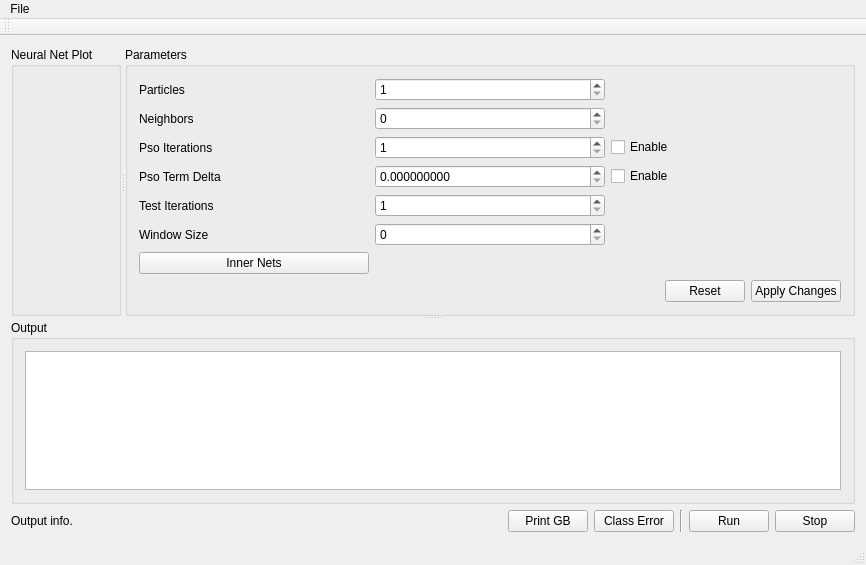
This is frontend/mainwindow.ui in wboler05/pso_neural_net as Qt 5 draws it before an edit. The edited form follows.
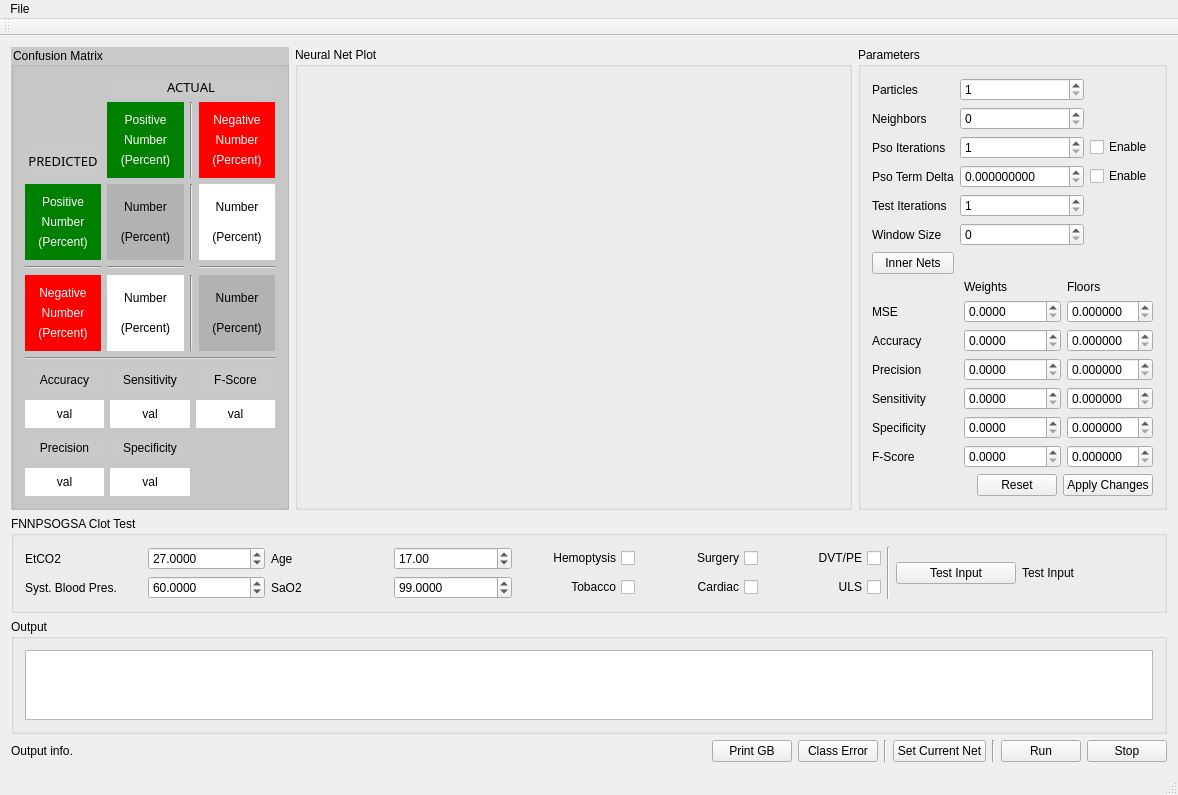
This is the edited form. Custom widgets are drawn as their Qt base class.

Commit message: Tweaked parameters.  Added ability to visually see confusion table.

```diff
--- a/frontend/mainwindow.ui
+++ b/frontend/mainwindow.ui
@@ -6,34 +6,579 @@
    <rect>
     <x>0</x>
     <y>0</y>
-    <width>866</width>
-    <height>565</height>
+    <width>1178</width>
+    <height>780</height>
    </rect>
   </property>
   <property name="windowTitle">
    <string>MainWindow</string>
   </property>
   <widget class="QWidget" name="centralWidget">
-   <layout class="QVBoxLayout" name="verticalLayout_4">
+   <layout class="QVBoxLayout" name="verticalLayout_14">
     <item>
-     <widget class="QSplitter" name="splitter_2">
-      <property name="orientation">
-       <enum>Qt::Vertical</enum>
-      </property>
-      <widget class="QSplitter" name="splitter">
-       <property name="orientation">
-        <enum>Qt::Horizontal</enum>
-       </property>
+     <layout class="QHBoxLayout" name="horizontalLayout_5" stretch="5,10,2">
+      <item>
+       <widget class="QGroupBox" name="groupBox_2">
+        <property name="styleSheet">
+         <string notr="true">background-color: #c9c9c9</string>
+        </property>
+        <property name="title">
+         <string>Confusion Matrix</string>
+        </property>
+        <layout class="QVBoxLayout" name="verticalLayout_13">
+         <item>
+          <layout class="QGridLayout" name="gridLayout_5">
+           <item row="1" column="1" rowspan="2">
+            <widget class="QWidget" name="widget_8" native="true">
+             <property name="styleSheet">
+              <string notr="true">background-color: green</string>
+             </property>
+             <layout class="QVBoxLayout" name="verticalLayout">
+              <item>
+               <widget class="QLabel" name="label_21">
+                <property name="styleSheet">
+                 <string notr="true">color: white</string>
+                </property>
+                <property name="text">
+                 <string>Positive</string>
+                </property>
+                <property name="alignment">
+                 <set>Qt::AlignCenter</set>
+                </property>
+               </widget>
+              </item>
+              <item>
+               <widget class="QLabel" name="actPosNum_lbl">
+                <property name="styleSheet">
+                 <string notr="true">color: white</string>
+                </property>
+                <property name="text">
+                 <string>Number</string>
+                </property>
+                <property name="alignment">
+                 <set>Qt::AlignCenter</set>
+                </property>
+               </widget>
+              </item>
+              <item>
+               <widget class="QLabel" name="actPosPerc_lbl">
+                <property name="styleSheet">
+                 <string notr="true">color: white</string>
+                </property>
+                <property name="text">
+                 <string>(Percent)</string>
+                </property>
+                <property name="alignment">
+                 <set>Qt::AlignCenter</set>
+                </property>
+               </widget>
+              </item>
+             </layout>
+            </widget>
+           </item>
+           <item row="4" column="3">
+            <widget class="Line" name="line_11">
+             <property name="orientation">
+              <enum>Qt::Horizontal</enum>
+             </property>
+            </widget>
+           </item>
+           <item row="4" column="1">
+            <widget class="Line" name="line_10">
+             <property name="orientation">
+              <enum>Qt::Horizontal</enum>
+             </property>
+            </widget>
+           </item>
+           <item row="3" column="2">
+            <widget class="Line" name="line_8">
+             <property name="orientation">
+              <enum>Qt::Vertical</enum>
+             </property>
+            </widget>
+           </item>
+           <item row="2" column="0">
+            <widget class="QLabel" name="label_19">
+             <property name="font">
+              <font>
+               <family>MS Reference Sans Serif</family>
+               <pointsize>10</pointsize>
+              </font>
+             </property>
+             <property name="layoutDirection">
+              <enum>Qt::LeftToRight</enum>
+             </property>
+             <property name="text">
+              <string>PREDICTED</string>
+             </property>
+             <property name="alignment">
+              <set>Qt::AlignCenter</set>
+             </property>
+            </widget>
+           </item>
+           <item row="5" column="2">
+            <widget class="Line" name="line_9">
+             <property name="orientation">
+              <enum>Qt::Vertical</enum>
+             </property>
+            </widget>
+           </item>
+           <item row="4" column="0">
+            <widget class="Line" name="line_4">
+             <property name="orientation">
+              <enum>Qt::Horizontal</enum>
+             </property>
+            </widget>
+           </item>
+           <item row="5" column="1">
+            <widget class="QWidget" name="widget_22" native="true">
+             <property name="styleSheet">
+              <string notr="true">background-color:white</string>
+             </property>
+             <layout class="QVBoxLayout" name="verticalLayout_11">
+              <item>
+               <widget class="QLabel" name="falseNegNum_lbl">
+                <property name="text">
+                 <string>Number</string>
+                </property>
+                <property name="alignment">
+                 <set>Qt::AlignCenter</set>
+                </property>
+               </widget>
+              </item>
+              <item>
+               <widget class="QLabel" name="falseNegPerc_lbl">
+                <property name="text">
+                 <string>(Percent)</string>
+                </property>
+                <property name="alignment">
+                 <set>Qt::AlignCenter</set>
+                </property>
+               </widget>
+              </item>
+             </layout>
+            </widget>
+           </item>
+           <item row="3" column="3">
+            <widget class="QWidget" name="widget_21" native="true">
+             <property name="styleSheet">
+              <string notr="true">background-color:white</string>
+             </property>
+             <layout class="QVBoxLayout" name="verticalLayout_10">
+              <item>
+               <widget class="QLabel" name="falsePosNum_lbl">
+                <property name="text">
+                 <string>Number</string>
+                </property>
+                <property name="alignment">
+                 <set>Qt::AlignCenter</set>
+                </property>
+               </widget>
+              </item>
+              <item>
+               <widget class="QLabel" name="falsePosPerc_lbl">
+                <property name="text">
+                 <string>(Percent)</string>
+                </property>
+                <property name="alignment">
+                 <set>Qt::AlignCenter</set>
+                </property>
+               </widget>
+              </item>
+             </layout>
+            </widget>
+           </item>
+           <item row="5" column="3">
+            <widget class="QWidget" name="widget_23" native="true">
+             <property name="styleSheet">
+              <string notr="true">background-color: #B2B2B2</string>
+             </property>
+             <layout class="QVBoxLayout" name="verticalLayout_12">
+              <item>
+               <widget class="QLabel" name="trueNegNum_lbl">
+                <property name="text">
+                 <string>Number</string>
+                </property>
+                <property name="alignment">
+                 <set>Qt::AlignCenter</set>
+                </property>
+               </widget>
+              </item>
+              <item>
+               <widget class="QLabel" name="trueNegPerc_lbl">
+                <property name="text">
+                 <string>(Percent)</string>
+                </property>
+                <property name="alignment">
+                 <set>Qt::AlignCenter</set>
+                </property>
+               </widget>
+              </item>
+             </layout>
+            </widget>
+           </item>
+           <item row="3" column="1">
+            <widget class="QWidget" name="widget_20" native="true">
+             <property name="styleSheet">
+              <string notr="true">background-color: #B2B2B2</string>
+             </property>
+             <layout class="QVBoxLayout" name="verticalLayout_9">
+              <item>
+               <widget class="QLabel" name="truePosNum_lbl">
+                <property name="text">
+                 <string>Number</string>
+                </property>
+                <property name="alignment">
+                 <set>Qt::AlignCenter</set>
+                </property>
+               </widget>
+              </item>
+              <item>
+               <widget class="QLabel" name="truePosPerc_lbl">
+                <property name="text">
+                 <string>(Percent)</string>
+                </property>
+                <property name="alignment">
+                 <set>Qt::AlignCenter</set>
+                </property>
+               </widget>
+              </item>
+             </layout>
+            </widget>
+           </item>
+           <item row="3" column="0">
+            <widget class="QWidget" name="widget_18" native="true">
+             <property name="styleSheet">
+              <string notr="true">background-color: green</string>
+             </property>
+             <layout class="QVBoxLayout" name="verticalLayout_6">
+              <item>
+               <widget class="QLabel" name="label_23">
+                <property name="styleSheet">
+                 <string notr="true">color: white</string>
+                </property>
+                <property name="text">
+                 <string>Positive</string>
+                </property>
+                <property name="alignment">
+                 <set>Qt::AlignCenter</set>
+                </property>
+               </widget>
+              </item>
+              <item>
+               <widget class="QLabel" name="predPosNum_lbl">
+                <property name="styleSheet">
+                 <string notr="true">color: white</string>
+                </property>
+                <property name="text">
+                 <string>Number</string>
+                </property>
+                <property name="alignment">
+                 <set>Qt::AlignCenter</set>
+                </property>
+               </widget>
+              </item>
+              <item>
+               <widget class="QLabel" name="predPosPerc_lbl">
+                <property name="styleSheet">
+                 <string notr="true">color: white</string>
+                </property>
+                <property name="text">
+                 <string>(Percent)</string>
+                </property>
+                <property name="alignment">
+                 <set>Qt::AlignCenter</set>
+                </property>
+               </widget>
+              </item>
+             </layout>
+            </widget>
+           </item>
+           <item row="5" column="0">
+            <widget class="QWidget" name="widget_19" native="true">
+             <property name="styleSheet">
+              <string notr="true">background-color: red</string>
+             </property>
+             <layout class="QVBoxLayout" name="verticalLayout_7">
+              <item>
+               <widget class="QLabel" name="label_24">
+                <property name="styleSheet">
+                 <string notr="true">color: white</string>
+                </property>
+                <property name="text">
+                 <string>Negative</string>
+                </property>
+                <property name="alignment">
+                 <set>Qt::AlignCenter</set>
+                </property>
+               </widget>
+              </item>
+              <item>
+               <widget class="QLabel" name="predNegNum_lbl">
+                <property name="styleSheet">
+                 <string notr="true">color: white</string>
+                </property>
+                <property name="text">
+                 <string>Number</string>
+                </property>
+                <property name="alignment">
+                 <set>Qt::AlignCenter</set>
+                </property>
+               </widget>
+              </item>
+              <item>
+               <widget class="QLabel" name="predNegPerc_lbl">
+                <property name="styleSheet">
+                 <string notr="true">color: white</string>
+                </property>
+                <property name="text">
+                 <string>(Percent)</string>
+                </property>
+                <property name="alignment">
+                 <set>Qt::AlignCenter</set>
+                </property>
+               </widget>
+              </item>
+             </layout>
+            </widget>
+           </item>
+           <item row="1" column="3" rowspan="2">
+            <widget class="QWidget" name="widget_17" native="true">
+             <property name="styleSheet">
+              <string notr="true">background-color: RED</string>
+             </property>
+             <layout class="QVBoxLayout" name="verticalLayout_5">
+              <item>
+               <widget class="QLabel" name="label_22">
+                <property name="styleSheet">
+                 <string notr="true">color: white</string>
+                </property>
+                <property name="text">
+                 <string>Negative</string>
+                </property>
+                <property name="alignment">
+                 <set>Qt::AlignCenter</set>
+                </property>
+               </widget>
+              </item>
+              <item>
+               <widget class="QLabel" name="actNegNum_lbl">
+                <property name="styleSheet">
+                 <string notr="true">color: white</string>
+                </property>
+                <property name="text">
+                 <string>Number</string>
+                </property>
+                <property name="alignment">
+                 <set>Qt::AlignCenter</set>
+                </property>
+               </widget>
+              </item>
+              <item>
+               <widget class="QLabel" name="actNegPerc_lbl">
+                <property name="styleSheet">
+                 <string notr="true">color: white</string>
+                </property>
+                <property name="text">
+                 <string>(Percent)</string>
+                </property>
+                <property name="alignment">
+                 <set>Qt::AlignCenter</set>
+                </property>
+               </widget>
+              </item>
+             </layout>
+            </widget>
+           </item>
+           <item row="1" column="2" rowspan="2">
+            <widget class="Line" name="line_5">
+             <property name="orientation">
+              <enum>Qt::Vertical</enum>
+             </property>
+            </widget>
+           </item>
+           <item row="0" column="1" colspan="3">
+            <widget class="QLabel" name="label_44">
+             <property name="font">
+              <font>
+               <family>MS Reference Sans Serif</family>
+               <pointsize>10</pointsize>
+              </font>
+             </property>
+             <property name="layoutDirection">
+              <enum>Qt::LeftToRight</enum>
+             </property>
+             <property name="text">
+              <string>ACTUAL</string>
+             </property>
+             <property name="alignment">
+              <set>Qt::AlignCenter</set>
+             </property>
+            </widget>
+           </item>
+          </layout>
+         </item>
+         <item>
+          <widget class="Line" name="line_12">
+           <property name="orientation">
+            <enum>Qt::Horizontal</enum>
+           </property>
+          </widget>
+         </item>
+         <item>
+          <layout class="QGridLayout" name="gridLayout_4">
+           <item row="0" column="0">
+            <widget class="QLabel" name="label_31">
+             <property name="text">
+              <string>Accuracy</string>
+             </property>
+             <property name="alignment">
+              <set>Qt::AlignCenter</set>
+             </property>
+            </widget>
+           </item>
+           <item row="2" column="0">
+            <widget class="QLabel" name="label_32">
+             <property name="text">
+              <string>Precision</string>
+             </property>
+             <property name="alignment">
+              <set>Qt::AlignCenter</set>
+             </property>
+            </widget>
+           </item>
+           <item row="1" column="0">
+            <widget class="QLabel" name="acc_lbl">
+             <property name="styleSheet">
+              <string notr="true">background-color:white</string>
+             </property>
+             <property name="text">
+              <string>val</string>
+             </property>
+             <property name="alignment">
+              <set>Qt::AlignCenter</set>
+             </property>
+            </widget>
+           </item>
+           <item row="0" column="2">
+            <widget class="QLabel" name="label_35">
+             <property name="text">
+              <string>F-Score</string>
+             </property>
+             <property name="alignment">
+              <set>Qt::AlignCenter</set>
+             </property>
+            </widget>
+           </item>
+           <item row="1" column="1">
+            <widget class="QLabel" name="sens_lbl">
+             <property name="styleSheet">
+              <string notr="true">background-color:white</string>
+             </property>
+             <property name="text">
+              <string>val</string>
+             </property>
+             <property name="alignment">
+              <set>Qt::AlignCenter</set>
+             </property>
+            </widget>
+           </item>
+           <item row="0" column="1">
+            <widget class="QLabel" name="label_33">
+             <property name="text">
+              <string>Sensitivity</string>
+             </property>
+             <property name="alignment">
+              <set>Qt::AlignCenter</set>
+             </property>
+            </widget>
+           </item>
+           <item row="1" column="2">
+            <widget class="QLabel" name="fscore_lbl">
+             <property name="styleSheet">
+              <string notr="true">background-color:white</string>
+             </property>
+             <property name="text">
+              <string>val</string>
+             </property>
+             <property name="alignment">
+              <set>Qt::AlignCenter</set>
+             </property>
+            </widget>
+           </item>
+           <item row="3" column="0">
+            <widget class="QLabel" name="prec_lbl">
+             <property name="styleSheet">
+              <string notr="true">background-color:white</string>
+             </property>
+             <property name="text">
+              <string>val</string>
+             </property>
+             <property name="alignment">
+              <set>Qt::AlignCenter</set>
+             </property>
+            </widget>
+           </item>
+           <item row="2" column="1">
+            <widget class="QLabel" name="label_34">
+             <property name="text">
+              <string>Specificity</string>
+             </property>
+             <property name="alignment">
+              <set>Qt::AlignCenter</set>
+             </property>
+            </widget>
+           </item>
+           <item row="3" column="1">
+            <widget class="QLabel" name="spec_lbl">
+             <property name="styleSheet">
+              <string notr="true">background-color:white</string>
+             </property>
+             <property name="text">
+              <string>val</string>
+             </property>
+             <property name="alignment">
+              <set>Qt::AlignCenter</set>
+             </property>
+            </widget>
+           </item>
+          </layout>
+         </item>
+        </layout>
+       </widget>
+      </item>
+      <item>
        <widget class="QGroupBox" name="neuralNet_gb">
+        <property name="sizePolicy">
+         <sizepolicy hsizetype="MinimumExpanding" vsizetype="Preferred">
+          <horstretch>0</horstretch>
+          <verstretch>0</verstretch>
+         </sizepolicy>
+        </property>
         <property name="title">
          <string>Neural Net Plot</string>
         </property>
         <layout class="QVBoxLayout" name="verticalLayout_2">
          <item>
-          <widget class="NeuralNetPlot" name="neuralNetPlot" native="true"/>
+          <widget class="NeuralNetPlot" name="neuralNetPlot" native="true">
+           <property name="sizePolicy">
+            <sizepolicy hsizetype="Minimum" vsizetype="Preferred">
+             <horstretch>0</horstretch>
+             <verstretch>0</verstretch>
+            </sizepolicy>
+           </property>
+           <property name="minimumSize">
+            <size>
+             <width>100</width>
+             <height>100</height>
+            </size>
+           </property>
+          </widget>
          </item>
         </layout>
        </widget>
+      </item>
+      <item>
        <widget class="QGroupBox" name="param_gb">
         <property name="title">
          <string>Parameters</string>
@@ -160,6 +705,204 @@
            </item>
           </layout>
          </item>
+         <item>
+          <layout class="QGridLayout" name="gridLayout_2">
+           <item row="4" column="0">
+            <widget class="QLabel" name="label_10">
+             <property name="text">
+              <string>Sensitivity</string>
+             </property>
+            </widget>
+           </item>
+           <item row="4" column="1">
+            <widget class="QDoubleSpinBox" name="sen_weight_dsb">
+             <property name="decimals">
+              <number>4</number>
+             </property>
+             <property name="maximum">
+              <double>100000.000000000000000</double>
+             </property>
+            </widget>
+           </item>
+           <item row="2" column="0">
+            <widget class="QLabel" name="label_8">
+             <property name="text">
+              <string>Accuracy</string>
+             </property>
+            </widget>
+           </item>
+           <item row="1" column="2">
+            <widget class="QDoubleSpinBox" name="mse_floor_dsb">
+             <property name="decimals">
+              <number>6</number>
+             </property>
+             <property name="maximum">
+              <double>1.000000000000000</double>
+             </property>
+             <property name="singleStep">
+              <double>0.050000000000000</double>
+             </property>
+            </widget>
+           </item>
+           <item row="2" column="2">
+            <widget class="QDoubleSpinBox" name="acc_floor_dsb">
+             <property name="decimals">
+              <number>6</number>
+             </property>
+             <property name="maximum">
+              <double>1.000000000000000</double>
+             </property>
+             <property name="singleStep">
+              <double>0.050000000000000</double>
+             </property>
+            </widget>
+           </item>
+           <item row="1" column="0">
+            <widget class="QLabel" name="label_7">
+             <property name="text">
+              <string>MSE</string>
+             </property>
+            </widget>
+           </item>
+           <item row="0" column="1">
+            <widget class="QLabel" name="label_13">
+             <property name="text">
+              <string>Weights</string>
+             </property>
+            </widget>
+           </item>
+           <item row="0" column="2">
+            <widget class="QLabel" name="label_14">
+             <property name="text">
+              <string>Floors</string>
+             </property>
+            </widget>
+           </item>
+           <item row="1" column="1">
+            <widget class="QDoubleSpinBox" name="mse_weight_dsb">
+             <property name="decimals">
+              <number>4</number>
+             </property>
+             <property name="maximum">
+              <double>100000.000000000000000</double>
+             </property>
+            </widget>
+           </item>
+           <item row="2" column="1">
+            <widget class="QDoubleSpinBox" name="acc_weight_dsb">
+             <property name="decimals">
+              <number>4</number>
+             </property>
+             <property name="maximum">
+              <double>100000.000000000000000</double>
+             </property>
+            </widget>
+           </item>
+           <item row="3" column="0">
+            <widget class="QLabel" name="label_9">
+             <property name="text">
+              <string>Precision</string>
+             </property>
+            </widget>
+           </item>
+           <item row="3" column="1">
+            <widget class="QDoubleSpinBox" name="pre_weight_dsb">
+             <property name="decimals">
+              <number>4</number>
+             </property>
+             <property name="maximum">
+              <double>100000.000000000000000</double>
+             </property>
+            </widget>
+           </item>
+           <item row="3" column="2">
+            <widget class="QDoubleSpinBox" name="pre_floor_dsb">
+             <property name="decimals">
+              <number>6</number>
+             </property>
+             <property name="maximum">
+              <double>1.000000000000000</double>
+             </property>
+             <property name="singleStep">
+              <double>0.050000000000000</double>
+             </property>
+            </widget>
+           </item>
+           <item row="4" column="2">
+            <widget class="QDoubleSpinBox" name="sen_floor_dsb">
+             <property name="decimals">
+              <number>6</number>
+             </property>
+             <property name="maximum">
+              <double>1.000000000000000</double>
+             </property>
+             <property name="singleStep">
+              <double>0.050000000000000</double>
+             </property>
+            </widget>
+           </item>
+           <item row="5" column="0">
+            <widget class="QLabel" name="label_11">
+             <property name="text">
+              <string>Specificity</string>
+             </property>
+            </widget>
+           </item>
+           <item row="6" column="0">
+            <widget class="QLabel" name="label_12">
+             <property name="text">
+              <string>F-Score</string>
+             </property>
+            </widget>
+           </item>
+           <item row="6" column="1">
+            <widget class="QDoubleSpinBox" name="fscore_weight_dsb">
+             <property name="decimals">
+              <number>4</number>
+             </property>
+             <property name="maximum">
+              <double>10000.000000000000000</double>
+             </property>
+            </widget>
+           </item>
+           <item row="5" column="2">
+            <widget class="QDoubleSpinBox" name="spe_floor_dsb">
+             <property name="decimals">
+              <number>6</number>
+             </property>
+             <property name="maximum">
+              <double>1.000000000000000</double>
+             </property>
+             <property name="singleStep">
+              <double>0.050000000000000</double>
+             </property>
+            </widget>
+           </item>
+           <item row="6" column="2">
+            <widget class="QDoubleSpinBox" name="fscore_floor_dsb">
+             <property name="decimals">
+              <number>6</number>
+             </property>
+             <property name="maximum">
+              <double>1.000000000000000</double>
+             </property>
+             <property name="singleStep">
+              <double>0.050000000000000</double>
+             </property>
+            </widget>
+           </item>
+           <item row="5" column="1">
+            <widget class="QDoubleSpinBox" name="spe_weight_dsb">
+             <property name="decimals">
+              <number>4</number>
+             </property>
+             <property name="maximum">
+              <double>100000.000000000000000</double>
+             </property>
+            </widget>
+           </item>
+          </layout>
+         </item>
          <item>
           <spacer name="verticalSpacer">
            <property name="orientation">
@@ -167,8 +910,8 @@
            </property>
            <property name="sizeHint" stdset="0">
             <size>
-             <width>20</width>
-             <height>40</height>
+             <width>78</width>
+             <height>5</height>
             </size>
            </property>
           </spacer>
@@ -206,17 +949,206 @@
          </item>
         </layout>
        </widget>
-      </widget>
-      <widget class="QGroupBox" name="txtBrowser_gb">
-       <property name="title">
-        <string>Output</string>
-       </property>
-       <layout class="QVBoxLayout" name="verticalLayout">
-        <item>
-         <widget class="QTextBrowser" name="output_tb"/>
-        </item>
-       </layout>
-      </widget>
+      </item>
+     </layout>
+    </item>
+    <item>
+     <widget class="QGroupBox" name="groupBox">
+      <property name="title">
+       <string>FNNPSOGSA Clot Test</string>
+      </property>
+      <layout class="QHBoxLayout" name="horizontalLayout_4" stretch="10,10,3">
+       <item>
+        <layout class="QGridLayout" name="gridLayout_3">
+         <item row="0" column="0">
+          <widget class="QLabel" name="label_15">
+           <property name="text">
+            <string>EtCO2</string>
+           </property>
+          </widget>
+         </item>
+         <item row="0" column="1">
+          <widget class="QDoubleSpinBox" name="etco2_dsb">
+           <property name="decimals">
+            <number>4</number>
+           </property>
+           <property name="maximum">
+            <double>1000.000000000000000</double>
+           </property>
+           <property name="value">
+            <double>27.000000000000000</double>
+           </property>
+          </widget>
+         </item>
+         <item row="0" column="2">
+          <widget class="QLabel" name="label_16">
+           <property name="text">
+            <string>Age</string>
+           </property>
+          </widget>
+         </item>
+         <item row="0" column="3">
+          <widget class="QDoubleSpinBox" name="age_dsb">
+           <property name="maximum">
+            <double>200.000000000000000</double>
+           </property>
+           <property name="value">
+            <double>17.000000000000000</double>
+           </property>
+          </widget>
+         </item>
+         <item row="0" column="4">
+          <widget class="QCheckBox" name="hemoptysis_cb">
+           <property name="layoutDirection">
+            <enum>Qt::RightToLeft</enum>
+           </property>
+           <property name="text">
+            <string>Hemoptysis</string>
+           </property>
+          </widget>
+         </item>
+         <item row="0" column="5">
+          <widget class="QCheckBox" name="surgery_cb">
+           <property name="layoutDirection">
+            <enum>Qt::RightToLeft</enum>
+           </property>
+           <property name="text">
+            <string>Surgery</string>
+           </property>
+          </widget>
+         </item>
+         <item row="0" column="6">
+          <widget class="QCheckBox" name="dvtpe_cb">
+           <property name="layoutDirection">
+            <enum>Qt::RightToLeft</enum>
+           </property>
+           <property name="text">
+            <string>DVT/PE</string>
+           </property>
+          </widget>
+         </item>
+         <item row="1" column="0">
+          <widget class="QLabel" name="label_17">
+           <property name="text">
+            <string>Syst. Blood Pres.</string>
+           </property>
+          </widget>
+         </item>
+         <item row="1" column="1">
+          <widget class="QDoubleSpinBox" name="sysbloodpres_dsb">
+           <property name="decimals">
+            <number>4</number>
+           </property>
+           <property name="maximum">
+            <double>300.000000000000000</double>
+           </property>
+           <property name="value">
+            <double>60.000000000000000</double>
+           </property>
+          </widget>
+         </item>
+         <item row="1" column="2">
+          <widget class="QLabel" name="label_18">
+           <property name="text">
+            <string>SaO2</string>
+           </property>
+          </widget>
+         </item>
+         <item row="1" column="3">
+          <widget class="QDoubleSpinBox" name="sao2_dsb">
+           <property name="decimals">
+            <number>4</number>
+           </property>
+           <property name="maximum">
+            <double>100.000000000000000</double>
+           </property>
+           <property name="value">
+            <double>99.000000000000000</double>
+           </property>
+          </widget>
+         </item>
+         <item row="1" column="4">
+          <widget class="QCheckBox" name="tobacco_cb">
+           <property name="layoutDirection">
+            <enum>Qt::RightToLeft</enum>
+           </property>
+           <property name="text">
+            <string>Tobacco</string>
+           </property>
+          </widget>
+         </item>
+         <item row="1" column="5">
+          <widget class="QCheckBox" name="cardiac_cb">
+           <property name="layoutDirection">
+            <enum>Qt::RightToLeft</enum>
+           </property>
+           <property name="text">
+            <string>Cardiac</string>
+           </property>
+          </widget>
+         </item>
+         <item row="1" column="6">
+          <widget class="QCheckBox" name="uls_cb">
+           <property name="layoutDirection">
+            <enum>Qt::RightToLeft</enum>
+           </property>
+           <property name="text">
+            <string>ULS</string>
+           </property>
+          </widget>
+         </item>
+        </layout>
+       </item>
+       <item>
+        <widget class="Line" name="line_3">
+         <property name="orientation">
+          <enum>Qt::Vertical</enum>
+         </property>
+        </widget>
+       </item>
+       <item>
+        <layout class="QHBoxLayout" name="horizontalLayout_3">
+         <item>
+          <widget class="QPushButton" name="testInput_btn">
+           <property name="maximumSize">
+            <size>
+             <width>120</width>
+             <height>16777215</height>
+            </size>
+           </property>
+           <property name="text">
+            <string>Test Input</string>
+           </property>
+          </widget>
+         </item>
+         <item>
+          <widget class="QLabel" name="testInput_output">
+           <property name="maximumSize">
+            <size>
+             <width>200</width>
+             <height>16777215</height>
+            </size>
+           </property>
+           <property name="text">
+            <string>Test Input</string>
+           </property>
+          </widget>
+         </item>
+        </layout>
+       </item>
+      </layout>
+     </widget>
+    </item>
+    <item>
+     <widget class="QGroupBox" name="txtBrowser_gb">
+      <property name="title">
+       <string>Output</string>
+      </property>
+      <layout class="QVBoxLayout" name="verticalLayout_4">
+       <item>
+        <widget class="QTextBrowser" name="output_tb"/>
+       </item>
+      </layout>
      </widget>
     </item>
     <item>
@@ -261,6 +1193,20 @@
         </property>
        </widget>
       </item>
+      <item>
+       <widget class="Line" name="line_2">
+        <property name="orientation">
+         <enum>Qt::Vertical</enum>
+        </property>
+       </widget>
+      </item>
+      <item>
+       <widget class="QPushButton" name="setNet_btn">
+        <property name="text">
+         <string>Set Current Net</string>
+        </property>
+       </widget>
+      </item>
       <item>
        <widget class="Line" name="line">
         <property name="orientation">
@@ -291,7 +1237,7 @@
     <rect>
      <x>0</x>
      <y>0</y>
-     <width>866</width>
+     <width>1178</width>
      <height>21</height>
     </rect>
    </property>
```
Left out of the diff: 42 changed lines with no effect on the pictures. The commit also changes 23 other files.
